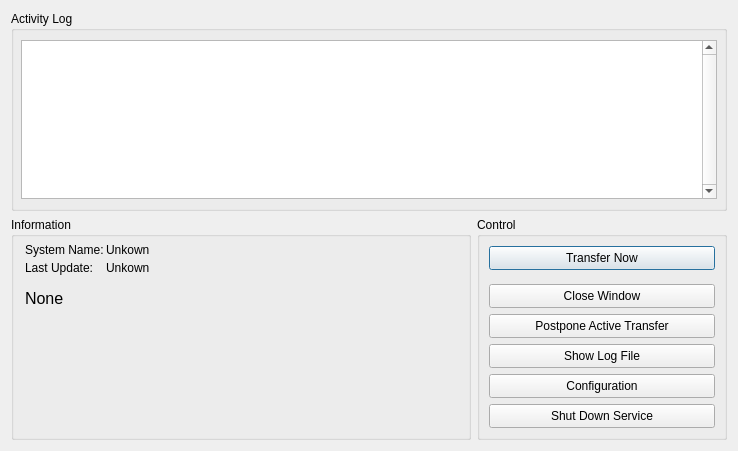
This is Client/rds_operationwindow.ui in WillForan/yarraclient as Qt 5 draws it before an edit. The edited form follows.
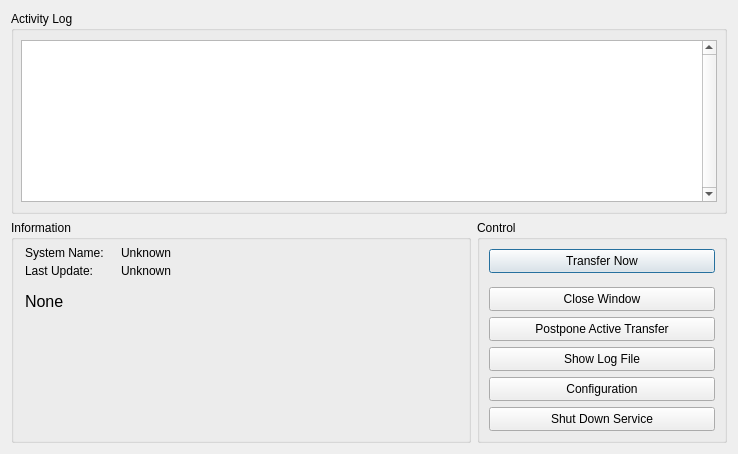
This is the edited form. Icons and pictures are not drawn.

Commit message: fix warnings, minor cosmetic tweak

```diff
--- a/Client/rds_operationwindow.ui
+++ b/Client/rds_operationwindow.ui
@@ -7,7 +7,7 @@
     <x>0</x>
     <y>0</y>
     <width>738</width>
-    <height>451</height>
+    <height>454</height>
    </rect>
   </property>
   <property name="windowTitle">
@@ -288,27 +288,27 @@
      <widget class="QLabel" name="InfoValueSystem">
       <property name="geometry">
        <rect>
-        <x>95</x>
+        <x>110</x>
         <y>25</y>
-        <width>351</width>
+        <width>341</width>
         <height>16</height>
        </rect>
       </property>
       <property name="text">
-       <string>Unkown</string>
+       <string>Unknown</string>
       </property>
      </widget>
      <widget class="QLabel" name="InfoValueUpdate">
       <property name="geometry">
        <rect>
-        <x>95</x>
+        <x>110</x>
         <y>43</y>
-        <width>351</width>
+        <width>341</width>
         <height>16</height>
        </rect>
       </property>
       <property name="text">
-       <string>Unkown</string>
+       <string>Unknown</string>
       </property>
      </widget>
      <widget class="QLabel" name="InfoValueError">
```
The commit also changes 2 other files.
